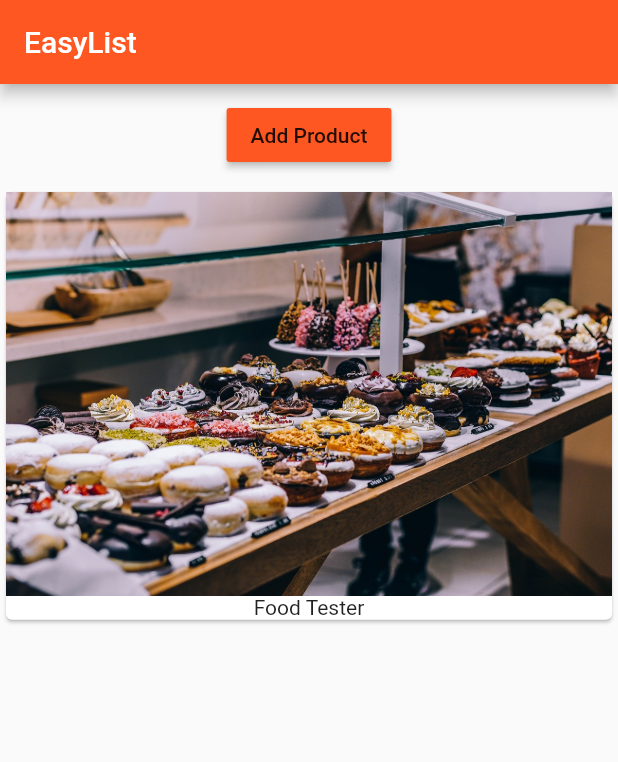
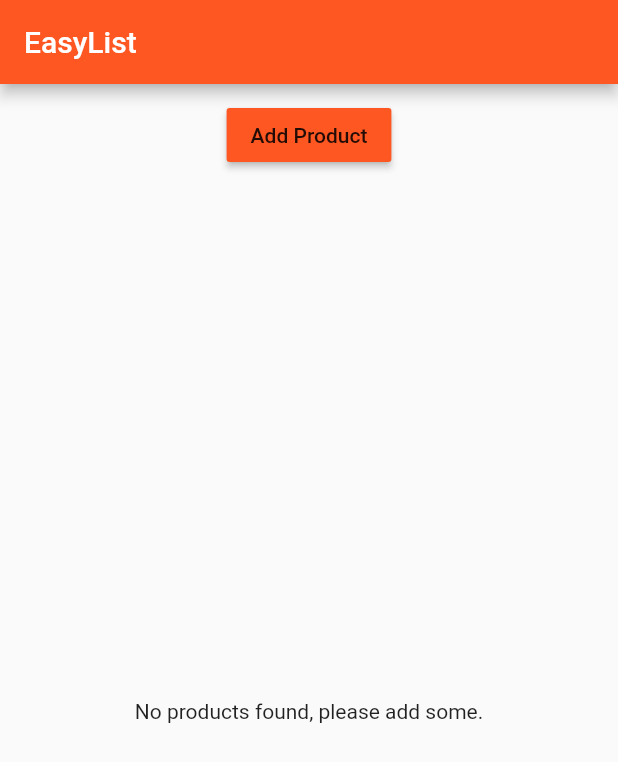
Before and after one commit to arya-aag/rawr, a Flutter app: the screen it shows after launch, on a phone screen of 412 x 824 dp. Shown: the top 762 px of the screen. Run offline on Flutter 3.47's test engine with Material 2 defaults, Android fonts, the phone set to English and light mode, and no system bars.

```diff
--- a/rawr/lib/main.dart
+++ b/rawr/lib/main.dart
@@ -23,7 +23,7 @@
         appBar: AppBar(
           title: Text('EasyList'),
         ),
-        body: ProductManager(startingProduct: 'Food Tester'),
+        body: ProductManager(),
       ),
     );
   }
--- a/rawr/lib/product_manager.dart
+++ b/rawr/lib/product_manager.dart
@@ -6,7 +6,7 @@
 class ProductManager extends StatefulWidget {
   final String startingProduct;
 
-  ProductManager({this.startingProduct = 'Sweets Tester'}) {
+  ProductManager({this.startingProduct}) {
     // print('[ProductManager Widget] Constructor');
   }
 
@@ -23,7 +23,9 @@
   @override
   void initState() {
     // print('[ProductManager State] initState()');
-    _products.add(widget.startingProduct);
+    if (widget.startingProduct != null) {
+      _products.add(widget.startingProduct);
+    }
     super.initState();
   }
 
--- a/rawr/lib/products.dart
+++ b/rawr/lib/products.dart
@@ -7,22 +7,31 @@
     // print('[Products Widget] Constructor');
   }
 
+  Widget _buildProductItem(BuildContext context, int index) {
+    return Card(
+      child: Column(
+        children: <Widget>[
+          Image.asset('assets/food.jpg'),
+          Text(products[index])
+        ],
+      ),
+    );
+  }
+
+  Widget _buildProductList() {
+    Widget productCard;
+    if (products.length > 0) {
+      productCard = ListView.builder(
+          itemBuilder: _buildProductItem, itemCount: products.length);
+    } else {
+      productCard = Center(child: Text('No products found, please add some.'));
+    }
+    return productCard;
+  }
+
   @override
   Widget build(BuildContext context) {
     // print('[Products Widget] build()');
-    return ListView(
-      children: products
-          .map(
-            (element) => Card(
-                  child: Column(
-                    children: <Widget>[
-                      Image.asset('assets/food.jpg'),
-                      Text(element)
-                    ],
-                  ),
-                ),
-          )
-          .toList(),
-    );
+    return _buildProductList();
   }
 }
```
